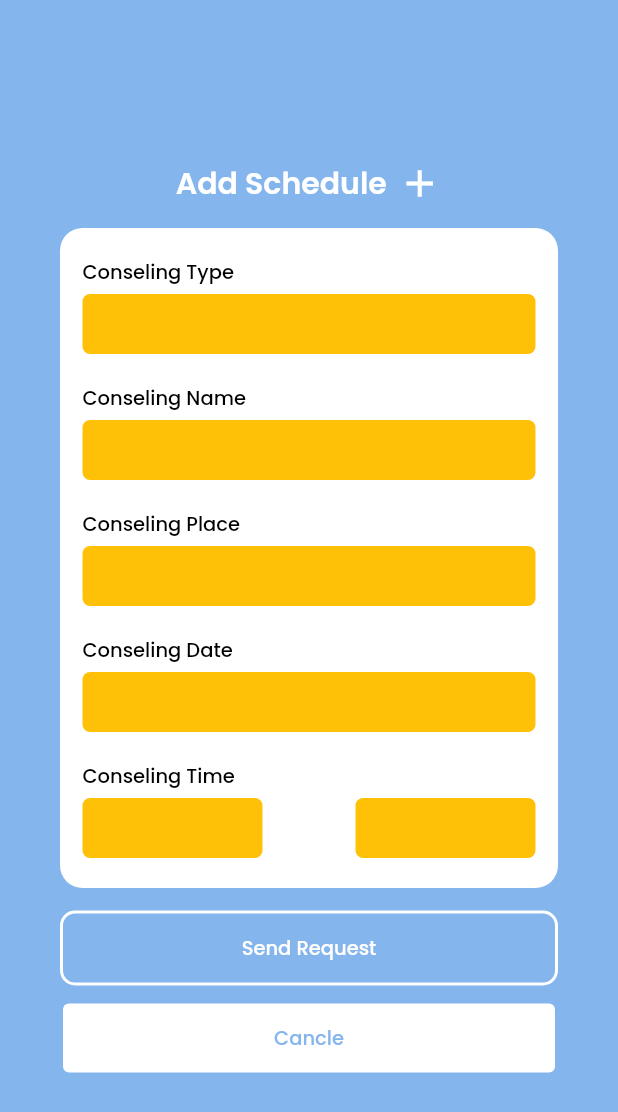
After one commit to sheylaulya/Flutter_Layanan_BK, a Flutter app: the AddSchedule screen opened directly, on a phone screen of 412 x 824 dp. The commit adds this screen. Shown: the top 1112 px of the screen. Run offline on Flutter 3.47's test engine with Material 2 defaults, Android fonts, the phone set to English and light mode, and no system bars; our stand-ins replace google_fonts, google_nav_bar, lottie, shared_preferences; missing offline and left inert: crea_radio_button, random_text_reveal, searchbar_animation; accounts and stored records are empty; network calls fail.

Commit message:
Add Schedule Page

```diff
--- /dev/null
+++ b/lib/addSchedule.dart
@@ -0,0 +1,249 @@
+import 'package:flutter/material.dart';
+import 'package:flutter/src/widgets/framework.dart';
+import 'package:flutter/src/widgets/placeholder.dart';
+import 'package:google_fonts/google_fonts.dart';
+
+class AddSchedule extends StatefulWidget {
+  const AddSchedule({super.key});
+
+  @override
+  State<AddSchedule> createState() => _AddScheduleState();
+}
+
+class _AddScheduleState extends State<AddSchedule> {
+  @override
+  Widget build(BuildContext context) {
+    return Scaffold(
+      body: Container(
+        color: Color(0xff85B5ED),
+        padding: EdgeInsets.all(40),
+        child: Column(
+          mainAxisAlignment: MainAxisAlignment.center,
+          children: [
+            Row(
+              mainAxisAlignment: MainAxisAlignment.center,
+              children: [
+                Text(
+                  'Add Schedule',
+                  style: GoogleFonts.poppins(
+                      textStyle: TextStyle(
+                          fontSize: 20,
+                          fontWeight: FontWeight.w600,
+                          color: Colors.white)),
+                ),
+                SizedBox(
+                  width: 7,
+                ),
+                Icon(
+                  Icons.add,
+                  color: Colors.white,
+                  size: 30,
+                )
+              ],
+            ),
+            SizedBox(
+              height: 15,
+            ),
+            Container(
+              padding: EdgeInsets.all(15),
+              width: double.infinity,
+              height: 440,
+              decoration: BoxDecoration(
+                  color: Colors.white, borderRadius: BorderRadius.circular(15)),
+              child: Column(
+                mainAxisAlignment: MainAxisAlignment.center,
+                children: [
+                  Column(
+                    crossAxisAlignment: CrossAxisAlignment.start,
+                    children: [
+                      Text(
+                        'Conseling Type',
+                        style: GoogleFonts.poppins(
+                            textStyle: TextStyle(
+                                fontSize: 13,
+                                fontWeight: FontWeight.w500,
+                                color: Colors.black)),
+                      ),
+                      SizedBox(
+                        height: 5,
+                      ),
+                      Container(
+                        height: 40,
+                        decoration: BoxDecoration(
+                            color: Colors.amber,
+                            borderRadius: BorderRadius.circular(5)),
+                      )
+                    ],
+                  ),
+                  SizedBox(
+                    height: 20,
+                  ),
+                  Column(
+                    crossAxisAlignment: CrossAxisAlignment.start,
+                    children: [
+                      Text(
+                        'Conseling Name',
+                        style: GoogleFonts.poppins(
+                            textStyle: TextStyle(
+                                fontSize: 13,
+                                fontWeight: FontWeight.w500,
+                                color: Colors.black)),
+                      ),
+                      SizedBox(
+                        height: 5,
+                      ),
+                      Container(
+                        height: 40,
+                        decoration: BoxDecoration(
+                            color: Colors.amber,
+                            borderRadius: BorderRadius.circular(5)),
+                      )
+                    ],
+                  ),
+                  SizedBox(
+                    height: 20,
+                  ),
+                  Column(
+                    crossAxisAlignment: CrossAxisAlignment.start,
+                    children: [
+                      Text(
+                        'Conseling Place',
+                        style: GoogleFonts.poppins(
+                            textStyle: TextStyle(
+                                fontSize: 13,
+                                fontWeight: FontWeight.w500,
+                                color: Colors.black)),
+                      ),
+                      SizedBox(
+                        height: 5,
+                      ),
+                      Container(
+                        height: 40,
+                        decoration: BoxDecoration(
+                            color: Colors.amber,
+                            borderRadius: BorderRadius.circular(5)),
+                      )
+                    ],
+                  ),
+                  SizedBox(
+                    height: 20,
+                  ),
+                  Column(
+                    crossAxisAlignment: CrossAxisAlignment.start,
+                    children: [
+                      Text(
+                        'Conseling Date',
+                        style: GoogleFonts.poppins(
+                            textStyle: TextStyle(
+                                fontSize: 13,
+                                fontWeight: FontWeight.w500,
+                                color: Colors.black)),
+                      ),
+                      SizedBox(
+                        height: 5,
+                      ),
+                      Container(
+                        height: 40,
+                        decoration: BoxDecoration(
+                            color: Colors.amber,
+                            borderRadius: BorderRadius.circular(5)),
+                      )
+                    ],
+                  ),
+                  SizedBox(
+                    height: 20,
+                  ),
+                  Column(
+                    crossAxisAlignment: CrossAxisAlignment.start,
+                    children: [
+                      Text(
+                        'Conseling Time',
+                        style: GoogleFonts.poppins(
+                            textStyle: TextStyle(
+                                fontSize: 13,
+                                fontWeight: FontWeight.w500,
+                                color: Colors.black)),
+                      ),
+                      SizedBox(
+                        height: 5,
+                      ),
+                      Container(
+                        child: Row(
+                          mainAxisAlignment: MainAxisAlignment.spaceBetween,
+                          children: [
+                            Container(
+                              width: 120,
+                              height: 40,
+                              decoration: BoxDecoration(
+                                  color: Colors.amber,
+                                  borderRadius: BorderRadius.circular(5)),
+                            ),
+                            Container(
+                              width: 120,
+                              height: 40,
+                              decoration: BoxDecoration(
+                                  color: Colors.amber,
+                                  borderRadius: BorderRadius.circular(5)),
+                            )
+                          ],
+                        ),
+                      )
+                    ],
+                  ),
+                ],
+              ),
+            ),
+            SizedBox(height: 15,),
+            Container(
+              width: double.infinity,
+              height: 50,
+              decoration: BoxDecoration(
+                border: Border.all(
+                    style: BorderStyle.solid, color: Colors.white, width: 2),
+                borderRadius: BorderRadius.circular(10),
+                boxShadow: [], // Hapus bayangan dari Container
+              ),
+              child: ElevatedButton(
+                onPressed: () {},
+                child: Text('Send Request', style: GoogleFonts.poppins(
+                            textStyle: TextStyle(
+                                fontSize: 13,
+                                fontWeight: FontWeight.w500,
+                                color: Colors.white)),),
+                style: ElevatedButton.styleFrom(
+                  primary: Colors.transparent,
+                  elevation: 0, // Menghilangkan bayangan dari ElevatedButton
+                ),
+              ),
+            ),
+                SizedBox(height: 10,),
+            Container(
+              width: double.infinity,
+              height: 50,
+              decoration: BoxDecoration(
+                border: Border.all(
+                    style: BorderStyle.solid, color: Color(0xff85B5ED), width: 2),
+                borderRadius: BorderRadius.circular(10),
+                boxShadow: [], // Hapus bayangan dari Container
+              ),
+              child: ElevatedButton(
+                onPressed: () {
+                  Navigator.pop(context);
+                },
+                child: Text('Cancle',  style: GoogleFonts.poppins(
+                            textStyle: TextStyle(
+                                fontSize: 13,
+                                fontWeight: FontWeight.w500,
+                                color: Color(0xff85B5ED))),),
+                style: ElevatedButton.styleFrom(
+                  primary: Colors.white,
+                  elevation: 0, // Menghilangkan bayangan dari ElevatedButton
+                ),
+              ),
+            ),
+          ],
+        ),
+      ),
+    );
+  }
+}
--- a/lib/main.dart
+++ b/lib/main.dart
@@ -1,4 +1,5 @@
 import 'package:flutter/material.dart';
+import 'package:mobile_layanan_bk/addSchedule.dart';
 import 'package:mobile_layanan_bk/components/bottomnavbar.dart';
 import 'package:mobile_layanan_bk/history.dart';
 import 'package:mobile_layanan_bk/home.dart';
@@ -7,6 +8,7 @@ import 'package:mobile_layanan_bk/onboardConseling.dart';
 import 'package:mobile_layanan_bk/onboardSocial.dart';
 import 'package:mobile_layanan_bk/onboardWelcome.dart';
 import 'package:mobile_layanan_bk/profile.dart';
+import 'package:mobile_layanan_bk/schedule.dart';
 import 'package:mobile_layanan_bk/splashscreen.dart';
 
 void main() {
--- a/lib/schedule.dart
+++ b/lib/schedule.dart
@@ -1,6 +1,7 @@
 import 'package:crea_radio_button/crea_radio_button.dart';
 import 'package:flutter/material.dart';
 import 'package:flutter/src/widgets/framework.dart';
+import 'package:mobile_layanan_bk/addSchedule.dart';
 import 'package:shared_preferences/shared_preferences.dart';
 import 'package:flutter/src/widgets/placeholder.dart';
 import 'package:http/http.dart' as http;
@@ -230,7 +231,10 @@ class _SchedulePageState extends State<SchedulePage> {
                 child: ElevatedButton(
                         onPressed: () {
 
-                          print('Tombol + ditekan');
+                           Navigator.push(
+                            context,
+                            MaterialPageRoute(
+                                builder: (context) => const AddSchedule()));
                         },
                         style: ElevatedButton.styleFrom(
                           shape: CircleBorder(),
```
